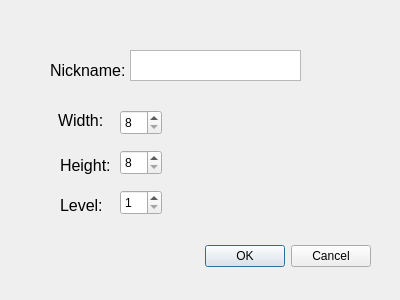
Before: the Qt Designer form Tetris/gui/SettingsDialog.ui in amoraric/Tetris, drawn with Qt 5.
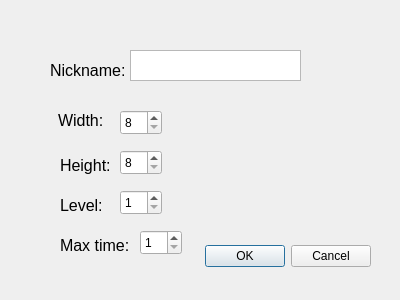
After: the same form once the commit is applied.

Commit message: corrected time management and added a max time stop to the game

Patch:
```diff
--- a/Tetris/gui/SettingsDialog.ui
+++ b/Tetris/gui/SettingsDialog.ui
@@ -145,6 +145,38 @@
     <string>&lt;html&gt;&lt;head/&gt;&lt;body&gt;&lt;p&gt;&lt;span style=&quot; font-size:12pt;&quot;&gt;Level:&lt;/span&gt;&lt;/p&gt;&lt;/body&gt;&lt;/html&gt;</string>
    </property>
   </widget>
+  <widget class="QLabel" name="timeMaxLabel">
+   <property name="geometry">
+    <rect>
+     <x>60</x>
+     <y>230</y>
+     <width>71</width>
+     <height>31</height>
+    </rect>
+   </property>
+   <property name="text">
+    <string>&lt;html&gt;&lt;head/&gt;&lt;body&gt;&lt;p&gt;&lt;span style=&quot; font-size:12pt;&quot;&gt;Max time:&lt;/span&gt;&lt;/p&gt;&lt;/body&gt;&lt;/html&gt;</string>
+   </property>
+  </widget>
+  <widget class="QSpinBox" name="spinBoxTimeMax">
+   <property name="geometry">
+    <rect>
+     <x>140</x>
+     <y>230</y>
+     <width>42</width>
+     <height>25</height>
+    </rect>
+   </property>
+   <property name="minimum">
+    <number>1</number>
+   </property>
+   <property name="maximum">
+    <number>999999999</number>
+   </property>
+   <property name="value">
+    <number>1</number>
+   </property>
+  </widget>
  </widget>
  <resources/>
  <connections>
```
The commit also changes 8 other files.
